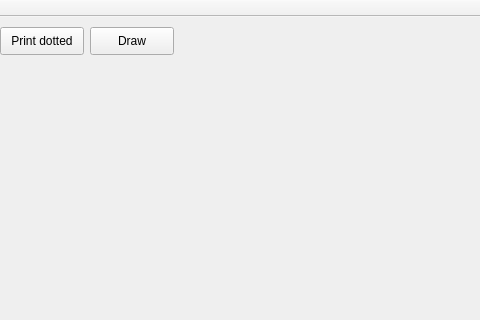
The window that gui/mainwindow.ui (radekp/alfi) describes before a commit, drawn with Qt 5; both pictures show x 100 to 580 and y 0 to 320 of the 714 by 528 pixel window.
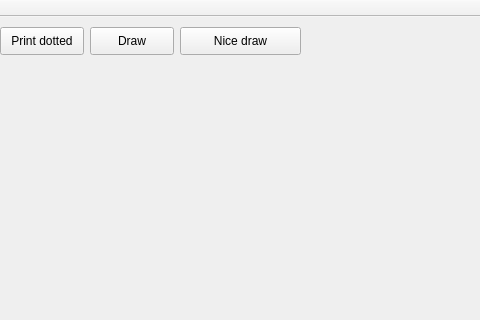
The same window after the commit.

Commit message: get/set pixel take uchar *

Diff of the .ui file:
```diff
--- a/gui/mainwindow.ui
+++ b/gui/mainwindow.ui
@@ -56,6 +56,19 @@
      <string>Draw</string>
     </property>
    </widget>
+   <widget class="QPushButton" name="bNiceDraw">
+    <property name="geometry">
+     <rect>
+      <x>280</x>
+      <y>10</y>
+      <width>121</width>
+      <height>28</height>
+     </rect>
+    </property>
+    <property name="text">
+     <string>Nice draw</string>
+    </property>
+   </widget>
   </widget>
   <widget class="QMenuBar" name="menuBar">
    <property name="geometry">
```
The commit also changes 2 other files.
